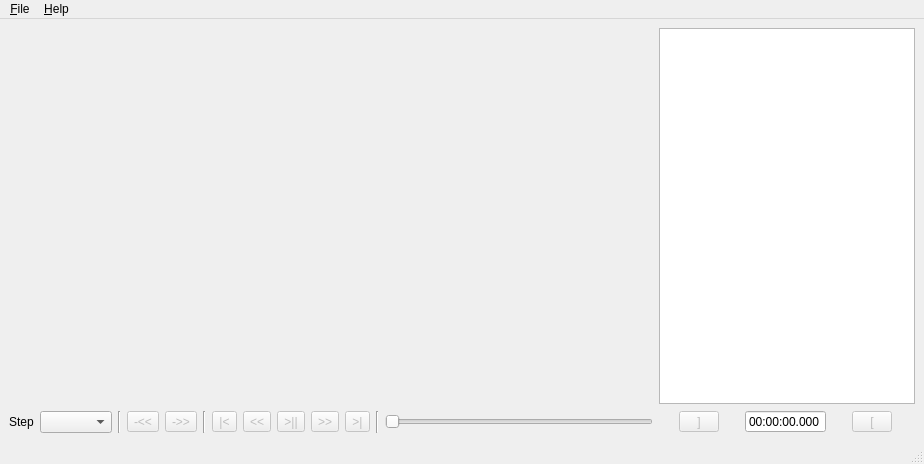
Qt form edledit.ui (sbidoul/edledit) before a commit.
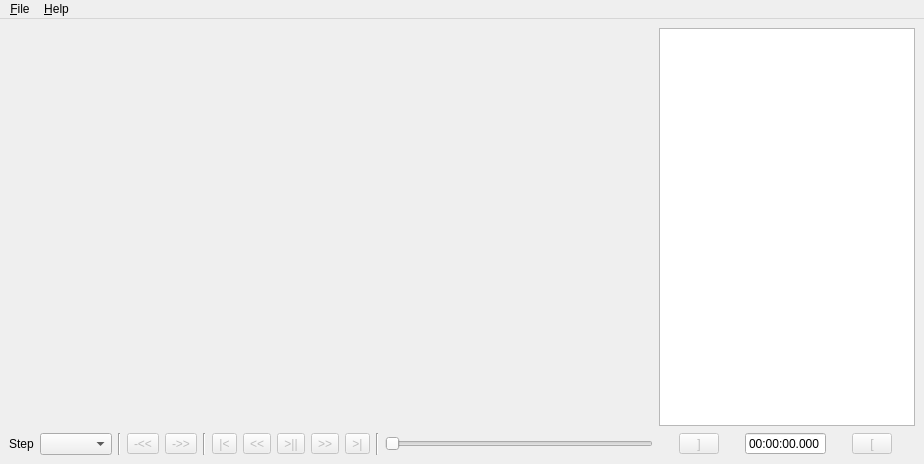
The same form after that commit. Icons and pictures are not drawn. Custom widgets are drawn as their Qt base class.

Commit message: Remove status bar

What changed in the file:
```diff
--- a/edledit.ui
+++ b/edledit.ui
@@ -371,7 +371,6 @@
    <addaction name="menu_File"/>
    <addaction name="menu_Help"/>
   </widget>
-  <widget class="QStatusBar" name="statusbar"/>
   <action name="action_About">
    <property name="text">
     <string>&amp;About...</string>
```
